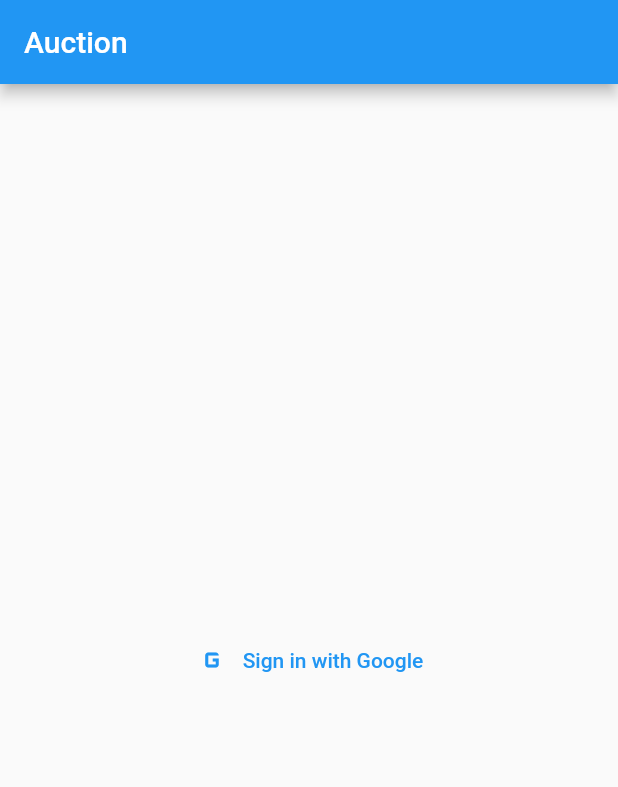
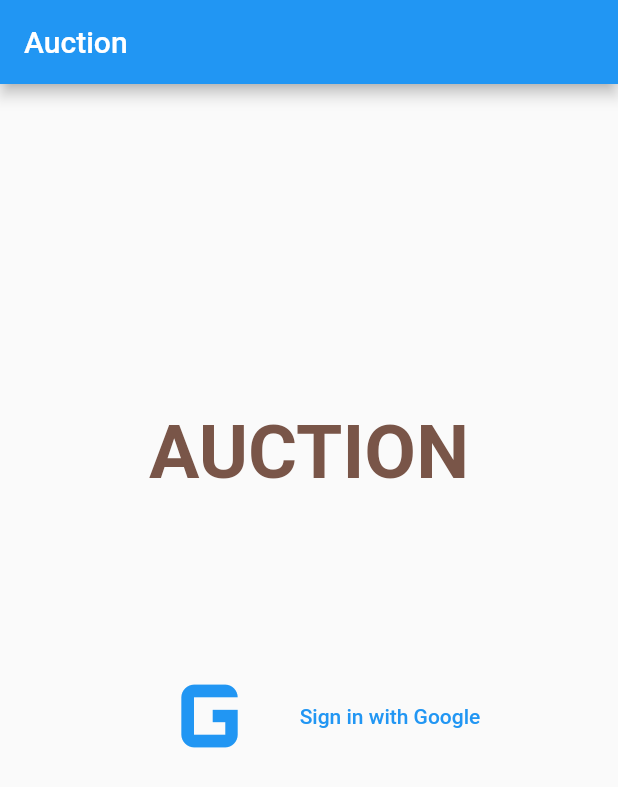
Before and after one commit to hasibulkabiremon/auctionapp, a Flutter app: the screen it shows after launch, on a phone screen of 412 x 824 dp. Shown: the top 787 px of the screen. Run offline on Flutter 3.47's test engine with Material 2 defaults, Android fonts, the phone set to English and light mode, and no system bars; our stand-ins replace cached_network_image, cloud_firestore, connectivity_plus, firebase_auth, firebase_core, firebase_storage and 4 more; accounts and stored records are empty.

Commit message:
Step 4 Step 5 and apk file.

```diff
--- a/lib/pages/loginpage.dart
+++ b/lib/pages/loginpage.dart
@@ -30,12 +30,24 @@ class _LoginPageState extends State<LoginPage> {
   Widget build(BuildContext context) {
     return Scaffold(
       appBar: AppBar(title: Text('Auction'),),
-      body: Center(
-        child: TextButton.icon(
-          onPressed: signInWithGoogle,
-          icon: Icon(Icons.g_mobiledata),
-          label: Text('Sign in with Google'),
-        ),
+      body: Column(
+        mainAxisAlignment: MainAxisAlignment.center,
+        children: [
+          Padding(
+            padding: const EdgeInsets.all(8.0),
+            child: Text('AUCTION',style: TextStyle(fontWeight: FontWeight.bold,fontSize: 50,color: Colors.brown),),
+          ),
+          Center(
+            child: Padding(
+              padding: const EdgeInsets.all(80.0),
+              child: TextButton.icon(
+                onPressed: signInWithGoogle,
+                icon: Icon(Icons.g_mobiledata,size: 100,),
+                label: Text('Sign in with Google'),
+              ),
+            ),
+          ),
+        ],
       ),
     );
   }
--- a/lib/pages/viewproduct.dart
+++ b/lib/pages/viewproduct.dart
@@ -19,6 +19,7 @@ class ViewProductPage extends StatelessWidget {
     return Scaffold(
       drawer: const MainDrawer(),
       appBar: AppBar(
+        title: const Text('Auction Product'),
         actions: [
           IconButton(onPressed: (){
             AuthService.logout();
@@ -47,7 +48,8 @@ class ViewProductPage extends StatelessWidget {
                     return Padding(
                       padding: const EdgeInsets.all(8.0),
                       child: ListTile(
-                        onTap: () => Navigator.pushReplacementNamed(
+                        tileColor: Colors.grey,
+                        onTap: () => Navigator.pushNamed(
                             context,
                             ProductDetailsPage.routeName,
                             arguments: product),
```
Also changed, not shown: lib/model/bidmode.dart (+6 -6 lines), lib/pages/product_details.dart (+87 -29 lines), lib/provider/product_provider.dart (+13 -0 lines), 1 other file.
